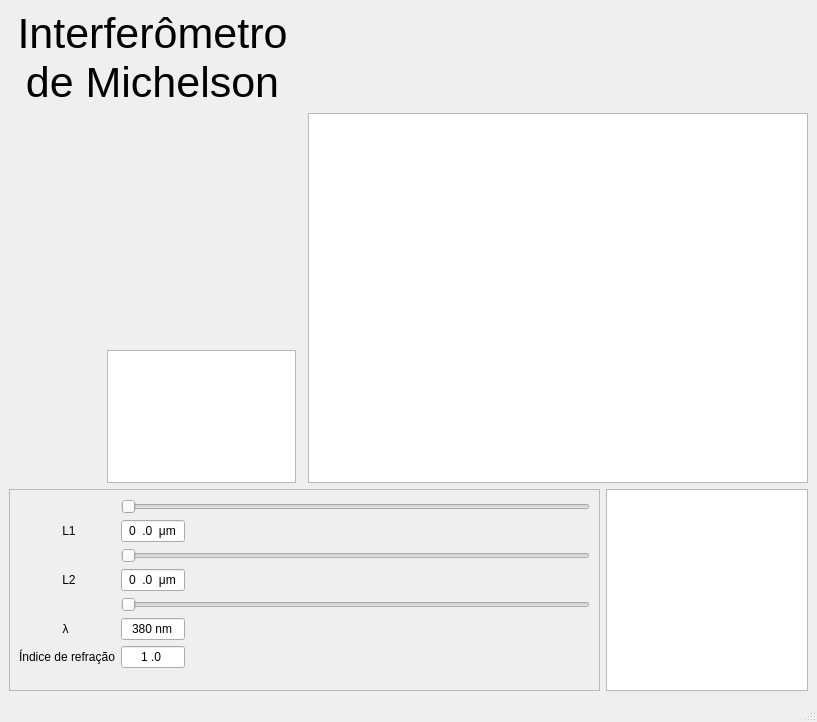
First picture: the form in IDM_GUI.ui, repository deep-in-the-pc/Michelson-interferometer-Simulator, before the edit.
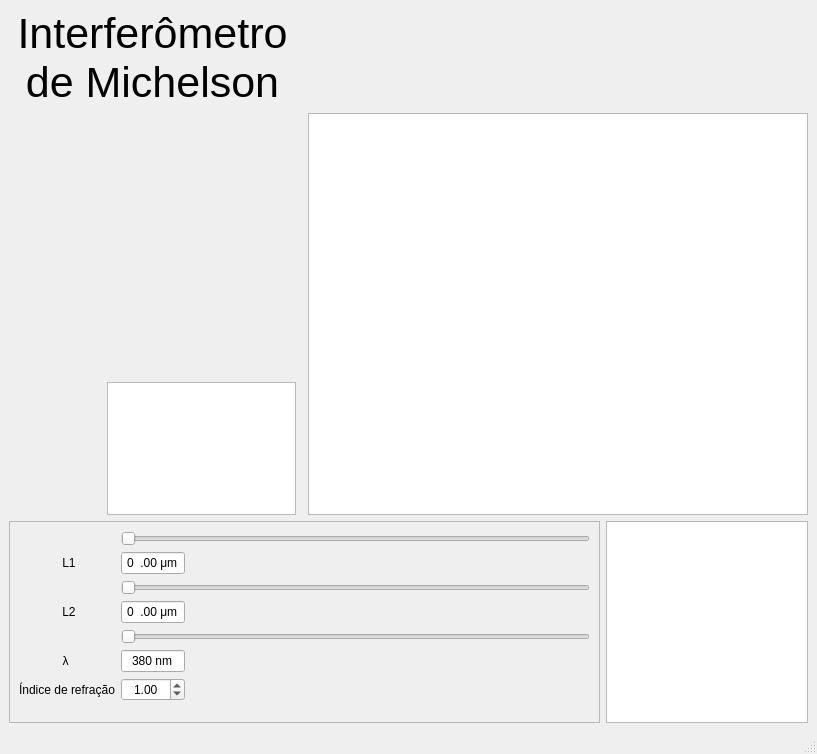
Second picture: the form after the edit. Custom widgets are drawn as their Qt base class.

Commit message: Changed IR input to doubleSpinBox

Patch:
```diff
--- a/IDM_GUI.ui
+++ b/IDM_GUI.ui
@@ -7,7 +7,7 @@
     <x>0</x>
     <y>0</y>
     <width>817</width>
-    <height>647</height>
+    <height>754</height>
    </rect>
   </property>
   <property name="windowTitle">
@@ -191,7 +191,7 @@
           <string>000.00 μm</string>
          </property>
          <property name="text">
-          <string>0.0 μm</string>
+          <string>0.00 μm</string>
          </property>
          <property name="alignment">
           <set>Qt::AlignCenter</set>
@@ -233,7 +233,7 @@
           <string>000.00 μm</string>
          </property>
          <property name="text">
-          <string>0.0 μm</string>
+          <string>0.00 μm</string>
          </property>
          <property name="alignment">
           <set>Qt::AlignCenter</set>
@@ -296,22 +296,22 @@
         </widget>
        </item>
        <item row="7" column="1">
-        <widget class="QLineEdit" name="IR_lineEdit">
+        <widget class="QDoubleSpinBox" name="IR_doubleSpinBox">
          <property name="maximumSize">
           <size>
            <width>64</width>
            <height>16777215</height>
           </size>
          </property>
-         <property name="inputMask">
-          <string>0D.00</string>
-         </property>
-         <property name="text">
-          <string>1.0</string>
-         </property>
          <property name="alignment">
           <set>Qt::AlignCenter</set>
          </property>
+         <property name="singleStep">
+          <double>0.010000000000000</double>
+         </property>
+         <property name="value">
+          <double>1.000000000000000</double>
+         </property>
         </widget>
        </item>
       </layout>
```
The commit also changes 2 other files.
